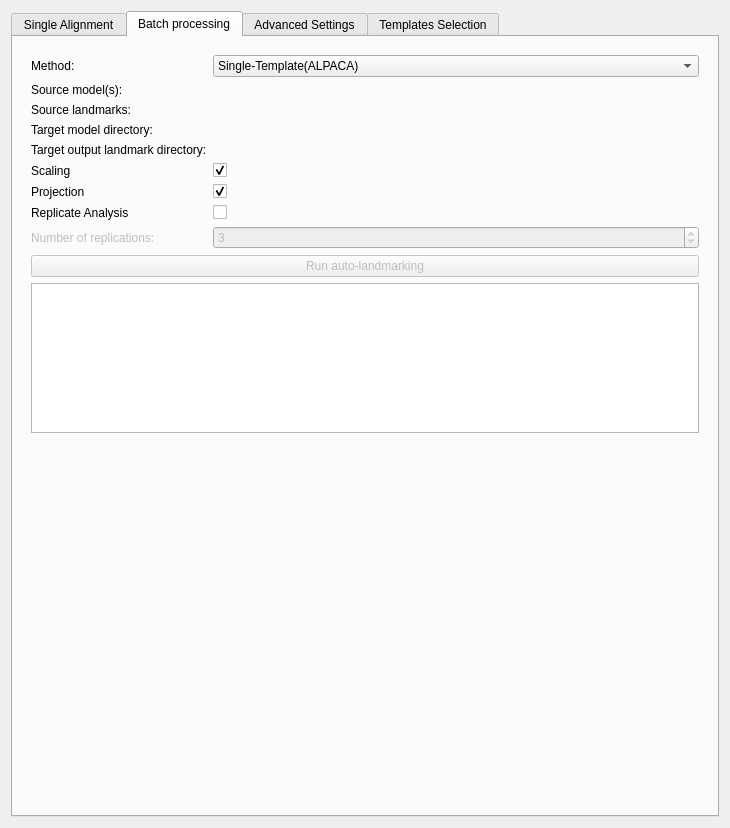
Qt form ALPACA/Resources/UI/ALPACA.ui (SlicerMorph/SlicerMorph) before a commit.
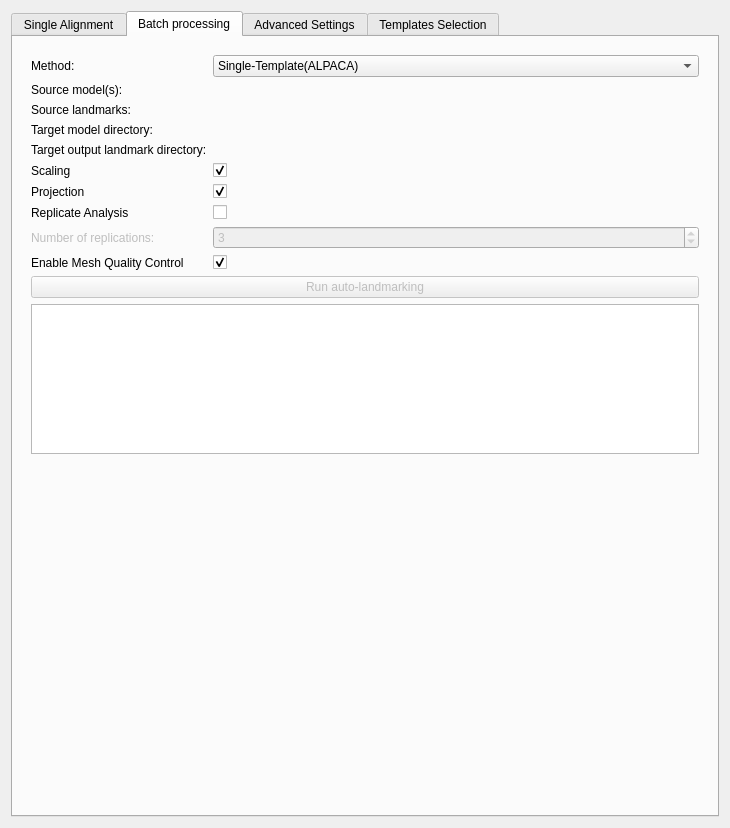
The same form after that commit. The open tabs and pages were chosen to show the change. Custom widgets are drawn as their Qt base class.

Commit message: add QC preprocessing to check issues with models (like NaNs)

Patch:
```diff
--- a/ALPACA/Resources/UI/ALPACA.ui
+++ b/ALPACA/Resources/UI/ALPACA.ui
@@ -580,7 +580,24 @@
             </property>
            </widget>
           </item>
-          <item row="10" column="0" colspan="2">
+          <item row="10" column="0">
+           <widget class="QLabel" name="meshQCLabel">
+            <property name="text">
+             <string>Enable Mesh Quality Control</string>
+            </property>
+           </widget>
+          </item>
+          <item row="10" column="1">
+           <widget class="QCheckBox" name="meshQCCheckBox">
+            <property name="toolTip">
+             <string>If checked, ALPACA will perform quality control checks on all meshes before processing to detect NaN values and other potential issues.</string>
+            </property>
+            <property name="checked">
+             <bool>true</bool>
+            </property>
+           </widget>
+          </item>
+          <item row="11" column="0" colspan="2">
            <widget class="QPushButton" name="applyLandmarkMultiButton">
             <property name="enabled">
              <bool>false</bool>
@@ -593,7 +610,7 @@
             </property>
            </widget>
           </item>
-          <item row="11" column="0" colspan="2">
+          <item row="12" column="0" colspan="2">
            <widget class="QPlainTextEdit" name="batchProgressInfo">
             <property name="sizePolicy">
              <sizepolicy hsizetype="Preferred" vsizetype="Expanding">
```
The commit also changes 1 other file.
